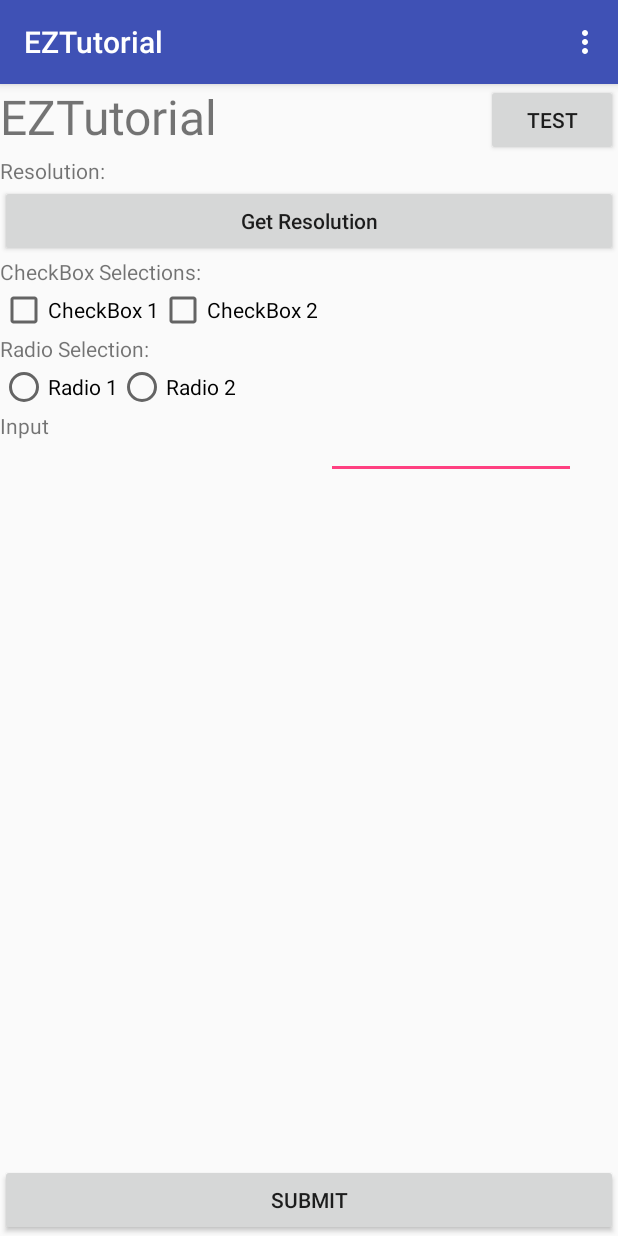
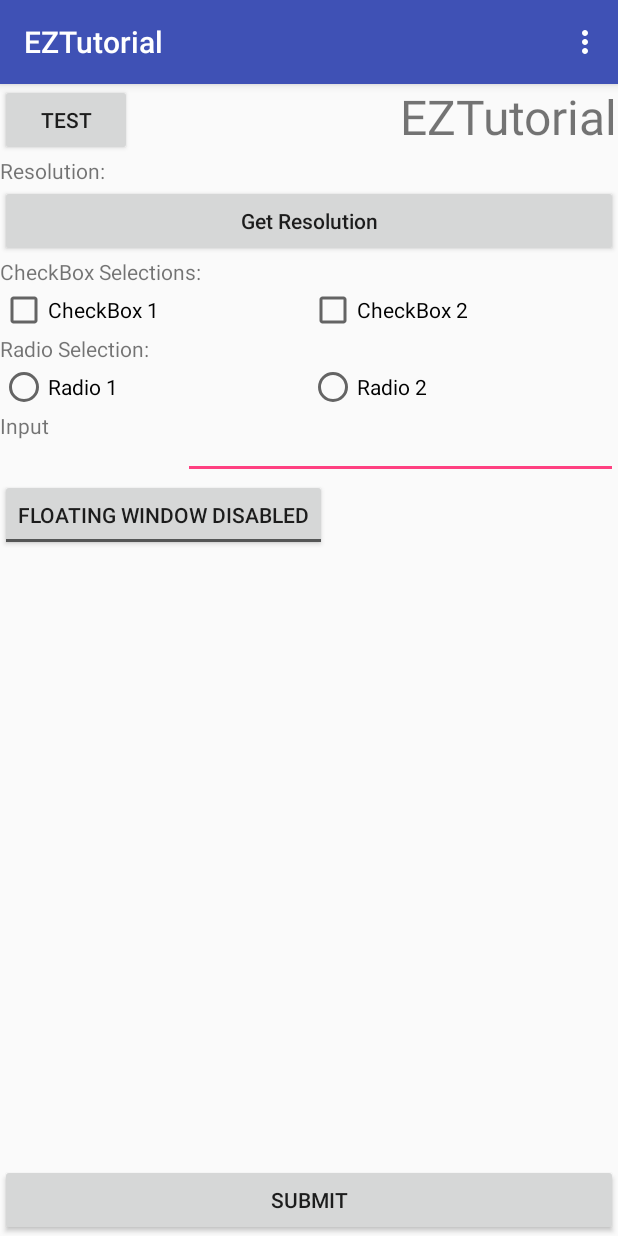
Before and after one commit to EZhex1991/EZAndroidTutorial, an Android app: the screen it shows after launch (MainActivity), on a phone screen of 412 x 824 dp. Run offline under Robolectric (Android 15) with nearby library versions, the phone set to English and light mode, and no system bars.

Commit message:
add floating window to eztutorial

```diff
--- a/eztutorial/src/main/res/layout/activity_main.xml
+++ b/eztutorial/src/main/res/layout/activity_main.xml
@@ -19,19 +19,20 @@
             android:layout_height="wrap_content"
             android:orientation="horizontal">
 
-            <TextView
-                android:id="@+id/text_test"
-                android:layout_width="wrap_content"
-                android:layout_height="wrap_content"
-                android:text="@string/app_name"
-                android:textSize="32sp" />
 
             <Button
                 android:id="@+id/button_test"
                 android:layout_width="wrap_content"
                 android:layout_height="wrap_content"
+                android:text="@string/test" />
+
+            <TextView
+                android:id="@+id/text_test"
+                android:layout_width="wrap_content"
+                android:layout_height="wrap_content"
                 android:layout_gravity="end"
-                android:text="@string/test" />
+                android:text="@string/app_name"
+                android:textSize="32sp" />
         </android.support.design.widget.CoordinatorLayout>
 
         <TextView
@@ -54,19 +55,21 @@
             android:text="@string/checkbox_selections" />
 
         <LinearLayout
-            android:layout_width="wrap_content"
+            android:layout_width="match_parent"
             android:layout_height="wrap_content">
 
             <CheckBox
                 android:id="@+id/checkbox_1"
                 android:layout_width="wrap_content"
                 android:layout_height="wrap_content"
+                android:layout_weight="1"
                 android:text="@string/checkbox_1" />
 
             <CheckBox
                 android:id="@+id/checkbox_2"
                 android:layout_width="wrap_content"
                 android:layout_height="wrap_content"
+                android:layout_weight="1"
                 android:text="@string/checkbox_2" />
         </LinearLayout>
 
@@ -78,7 +81,7 @@
 
         <RadioGroup
             android:id="@+id/radiogroup"
-            android:layout_width="wrap_content"
+            android:layout_width="match_parent"
             android:layout_height="wrap_content"
             android:orientation="horizontal">
 
@@ -86,32 +89,43 @@
                 android:id="@+id/radiobutton_1"
                 android:layout_width="wrap_content"
                 android:layout_height="wrap_content"
+                android:layout_weight="1"
                 android:text="@string/radio_1" />
 
             <RadioButton
                 android:id="@+id/radiobutton_2"
                 android:layout_width="wrap_content"
                 android:layout_height="wrap_content"
+                android:layout_weight="1"
                 android:text="@string/radio_2" />
         </RadioGroup>
 
-        <RelativeLayout
+        <LinearLayout
             android:layout_width="match_parent"
-            android:layout_height="wrap_content">
+            android:layout_height="wrap_content"
+            android:orientation="horizontal">
 
             <TextView
                 android:id="@+id/text_input"
                 android:layout_width="wrap_content"
-                android:layout_height="wrap_content"
+                android:layout_height="match_parent"
+                android:layout_weight="1"
                 android:text="@string/input" />
+
 
             <AutoCompleteTextView
                 android:id="@+id/input_auto_complete"
-                android:layout_width="75pt"
-                android:layout_height="wrap_content"
-                android:layout_marginRight="-384dp"
-                android:layout_toLeftOf="@id/text_input" />
-        </RelativeLayout>
+                android:layout_width="wrap_content"
+                android:layout_height="match_parent"
+                android:layout_weight="3" />
+        </LinearLayout>
+
+        <ToggleButton
+            android:id="@+id/toggle_floating_window"
+            android:layout_width="wrap_content"
+            android:layout_height="wrap_content"
+            android:textOff="@string/floating_window_disabled"
+            android:textOn="@string/floating_window_enabled" />
     </LinearLayout>
 
     <Button
--- a/eztutorial/src/main/res/values/strings.xml
+++ b/eztutorial/src/main/res/values/strings.xml
@@ -22,5 +22,9 @@
     <string name="radio_1">Radio 1</string>
     <string name="radio_2">Radio 2</string>
 
+    <string name="floating_window">Floating Window</string>
+    <string name="floating_window_enabled">Floating Window Enabled</string>
+    <string name="floating_window_disabled">Floating Window Disabled</string>
+
     <string name="submit">Submit</string>
 </resources>
```
Also changed, not shown: eztutorial/src/main/AndroidManifest.xml (+9 -3 lines), eztutorial/src/main/java/com/ezhex1991/tutorial/FloatingWindowService.java (added, +114 -0 lines), eztutorial/src/main/java/com/ezhex1991/tutorial/MainActivity.java (+61 -0 lines), eztutorial/src/main/res/layout/floating_window.xml (added, +12 -0 lines).
